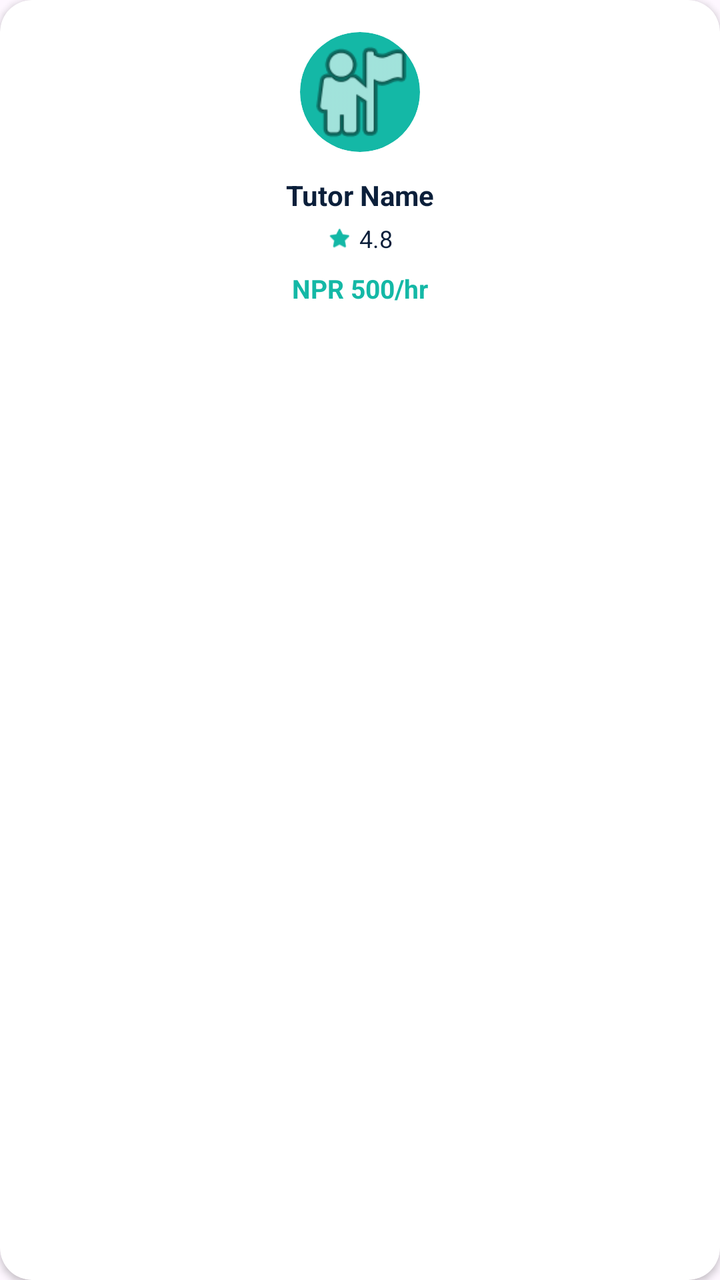
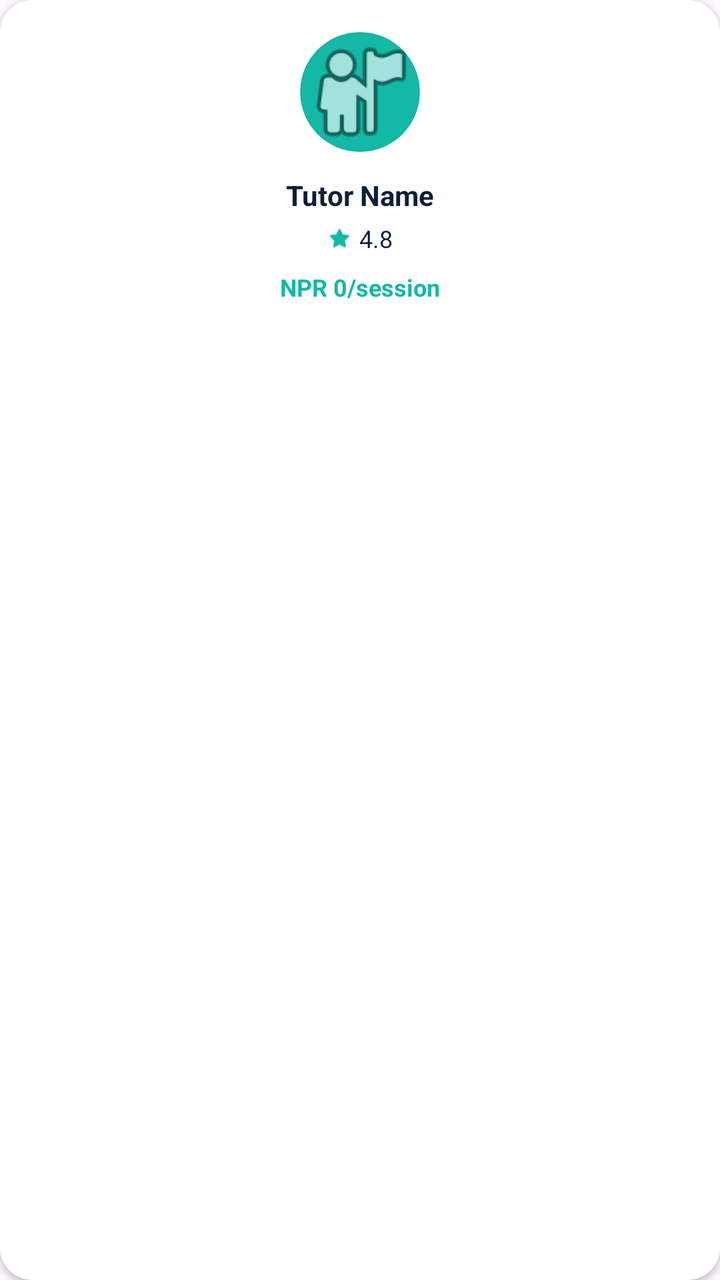

The first picture is an Android layout as it rendered before a commit; the second is the same layout after the commit. The layout source and the unified diff follow.
<!-- AndroidManifest.xml: application theme Theme.UniAssist -->
<!-- res/layout/item_featured_tutor.xml -->
<?xml version="1.0" encoding="utf-8"?>
<androidx.cardview.widget.CardView xmlns:android="http://schemas.android.com/apk/res/android"
    xmlns:app="http://schemas.android.com/apk/res-auto"
    android:layout_width="160dp"
    android:layout_height="wrap_content"
    android:layout_margin="8dp"
    app:cardCornerRadius="16dp"
    app:cardElevation="2dp">

    <LinearLayout
        android:layout_width="match_parent"
        android:layout_height="wrap_content"
        android:gravity="center"
        android:orientation="vertical"
        android:padding="16dp">

        <com.google.android.material.imageview.ShapeableImageView
            android:id="@+id/ivPhoto"
            android:layout_width="60dp"
            android:layout_height="60dp"
            android:scaleType="centerCrop"
            android:src="@drawable/ic_tutor_placeholder"
            app:shapeAppearanceOverlay="@style/CircleImage" />

        <TextView
            android:id="@+id/tvName"
            android:layout_width="wrap_content"
            android:layout_height="wrap_content"
            android:layout_marginTop="12dp"
            android:ellipsize="end"
            android:maxLines="1"
            android:text="Tutor Name"
            android:textColor="@color/primary"
            android:textStyle="bold"
            android:textSize="14sp" />

        <LinearLayout
            android:layout_width="wrap_content"
            android:layout_height="wrap_content"
            android:layout_marginTop="4dp"
            android:gravity="center_vertical"
            android:orientation="horizontal">

            <ImageView
                android:layout_width="12dp"
                android:layout_height="12dp"
                android:src="@android:drawable/btn_star_big_on"
                app:tint="@color/accent" />

            <TextView
                android:id="@+id/tvRating"
                android:layout_width="wrap_content"
                android:layout_height="wrap_content"
                android:layout_marginStart="4dp"
                android:text="4.8"
                android:textColor="@color/primary"
                android:textSize="12sp" />
        </LinearLayout>

        <TextView
            android:id="@+id/tvPrice"
            android:layout_width="wrap_content"
            android:layout_height="wrap_content"
            android:layout_marginTop="8dp"
            android:text="NPR 500/hr"
            android:textColor="@color/accent"
            android:textStyle="bold"
            android:textSize="13sp" />

    </LinearLayout>

</androidx.cardview.widget.CardView>
<!-- resources referenced by this layout -->
<resources>
  <color name="accent">#14B8A6</color>
  <color name="primary">#0B1F3A</color>
  <!-- drawable ic_tutor_placeholder (drawable) -->
  <?xml version="1.0" encoding="utf-8"?>
  <layer-list xmlns:android="http://schemas.android.com/apk/res/android">
      <item>
          <shape android:shape="oval">
              <solid android:color="@color/accent" />
          </shape>
      </item>
      <item
          android:drawable="@android:drawable/ic_menu_myplaces"
          android:gravity="center"
          android:width="30dp"
          android:height="30dp" />
  </layer-list>
  <style name="CircleImage">
          <item name="cornerSize">50%</item>
      </style>
  <style name="Theme.UniAssist" parent="Base.Theme.UniAssist">
          <item name="android:windowTranslucentStatus">false</item>
          <item name="android:windowDrawsSystemBarBackgrounds">true</item>
          <item name="android:statusBarColor">@color/primary</item>
      </style>
  <style name="Base.Theme.UniAssist" parent="Theme.Material3.DayNight.NoActionBar">
          
          
      </style>
</resources>

<!-- the commit's change to res/layout/item_featured_tutor.xml (unified diff, before → after) -->
@@ -2,7 +2,7 @@
 <androidx.cardview.widget.CardView xmlns:android="http://schemas.android.com/apk/res/android"
     xmlns:app="http://schemas.android.com/apk/res-auto"
     android:layout_width="160dp"
-    android:layout_height="wrap_content"
+    android:layout_height="200dp"
     android:layout_margin="8dp"
     app:cardCornerRadius="16dp"
     app:cardElevation="2dp">
@@ -20,7 +20,8 @@
             android:layout_height="60dp"
             android:scaleType="centerCrop"
             android:src="@drawable/ic_tutor_placeholder"
-            app:shapeAppearanceOverlay="@style/CircleImage" />
+            app:shapeAppearanceOverlay="@style/CircleImage"
+            android:contentDescription="Tutor photo" />
 
         <TextView
             android:id="@+id/tvName"
@@ -45,7 +46,8 @@
                 android:layout_width="12dp"
                 android:layout_height="12dp"
                 android:src="@android:drawable/btn_star_big_on"
-                app:tint="@color/accent" />
+                app:tint="@color/accent"
+                android:contentDescription="Star" />
 
             <TextView
                 android:id="@+id/tvRating"
@@ -62,10 +64,13 @@
             android:layout_width="wrap_content"
             android:layout_height="wrap_content"
             android:layout_marginTop="8dp"
-            android:text="NPR 500/hr"
             android:textColor="@color/accent"
             android:textStyle="bold"
-            android:textSize="13sp" />
+            android:textSize="12sp"
+            android:maxLines="1"
+            android:ellipsize="end"
+            android:singleLine="true"
+            android:text="NPR 0/session"/>
 
     </LinearLayout>
 
